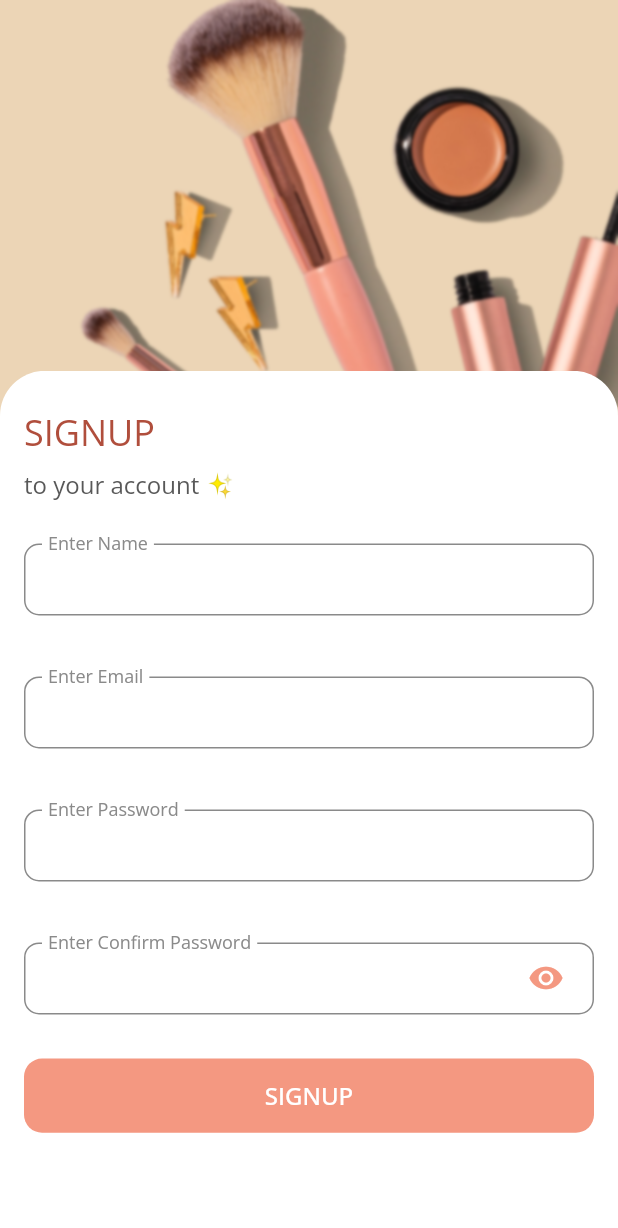
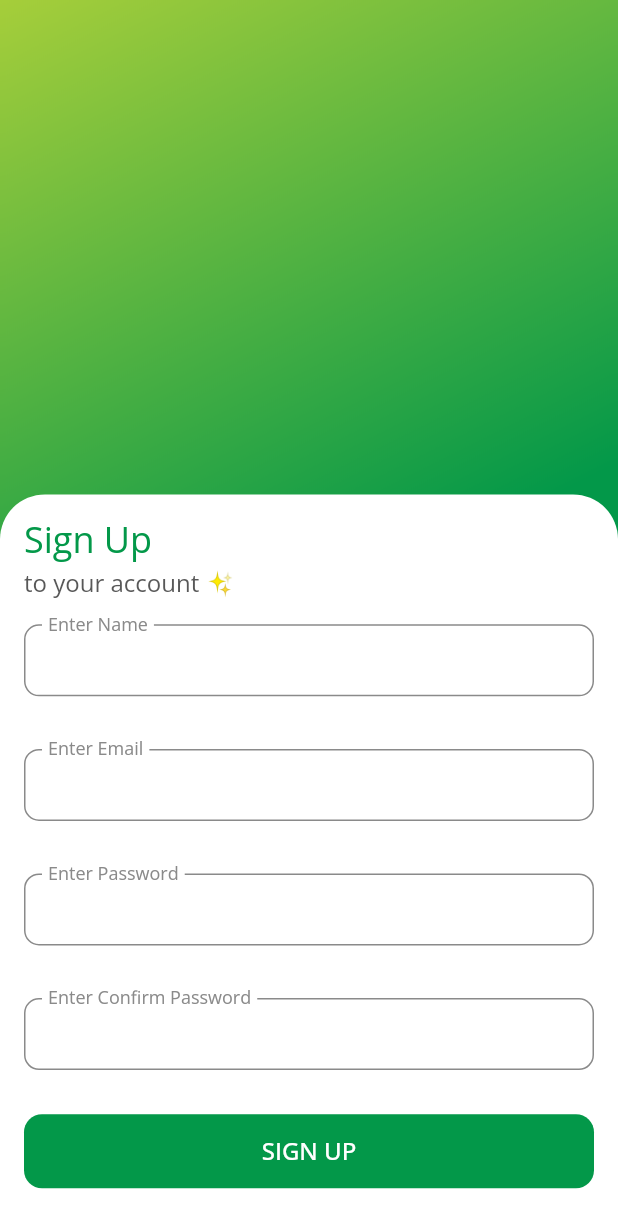
Before and after one commit to MohdAshraf960/prithvi, a Flutter app: the SignUp screen opened by its route, on a phone screen of 412 x 824 dp. Shown: the top 1228 px of the screen. Run offline on Flutter 3.47's test engine with Material 2 defaults, Android fonts, the light colour scheme and no system bars; our stand-ins replace cloud_firestore, firebase_auth, firebase_core, flutter_riverpod, google_fonts, logger and 2 more; accounts and stored records are empty.

Commit message:
login and signup screen complete

```diff
--- a/lib/config/utils/custom_loader.dart
+++ b/lib/config/utils/custom_loader.dart
@@ -11,7 +11,6 @@ class CustomLoader extends StatelessWidget {
       height: 50,
       padding: const EdgeInsets.all(12),
       decoration: BoxDecoration(
-
         borderRadius: BorderRadius.circular(24),
         color: backgroundColor,
       ),
--- a/lib/features/auth/pages/signup_view.dart
+++ b/lib/features/auth/pages/signup_view.dart
@@ -44,16 +44,19 @@ class SignUp extends ConsumerWidget {
       body: Stack(
         children: [
           Container(
-            decoration: const BoxDecoration(
-              color: Colors.white,
-              image: DecorationImage(
-                image: AssetImage(
-                  Assets.backgroundImage,
-                ),
-                fit: BoxFit.cover,
-              ),
-            ),
+            decoration: const BoxDecoration(gradient: primaryGreenGradient),
           ),
+          // Container(
+          //   decoration: const BoxDecoration(
+          //     color: Colors.white,
+          //     image: DecorationImage(
+          //       image: AssetImage(
+          //         Assets.backgroundImage,
+          //       ),
+          //       fit: BoxFit.cover,
+          //     ),
+          //   ),
+          // ),
           Form(
             key: formKey,
             child: Column(
@@ -66,7 +69,7 @@ class SignUp extends ConsumerWidget {
                       : 1,
                 ),
                 Container(
-                  height: size.height * 0.7,
+                  height: size.height * 0.6,
                   child: BackdropFilter(
                     filter: ImageFilter.blur(sigmaX: 1.0, sigmaY: 1.0),
                     child: AnimatedContainer(
@@ -92,7 +95,7 @@ class SignUp extends ConsumerWidget {
                               ),
                               width: size.width,
                               padding: EdgeInsets.only(
-                                top: size.height * 0.029,
+                                top: size.height * 0.016,
                               ),
                               child: Padding(
                                 padding:
@@ -105,14 +108,14 @@ class SignUp extends ConsumerWidget {
                                     //   height: 1.h,
                                     // ),
                                     Text(
-                                      "SIGNUP",
+                                      "Sign Up",
                                       style: TextStyle(
                                           fontWeight: FontWeight.w400,
-                                          color: lableColor,
+                                          color: primaryGreen,
                                           fontSize: 24),
                                     ),
                                     SizedBox(
-                                      height: 1.h,
+                                      height: 0.2.h,
                                     ),
                                     Text(
                                       "to your account ✨",
@@ -122,7 +125,7 @@ class SignUp extends ConsumerWidget {
                                           fontSize: 16),
                                     ),
                                     const SizedBox(
-                                      height: kToolbarHeight * 0.5,
+                                      height: kToolbarHeight * 0.3,
                                     ),
                                     AppFormField(
                                         validator: (value) {
@@ -141,7 +144,7 @@ class SignUp extends ConsumerWidget {
                                         controller: nameController,
                                         fontWeight: FontWeight.w400),
                                     const SizedBox(
-                                      height: kToolbarHeight * 0.7,
+                                      height: kToolbarHeight * 0.6,
                                     ),
 
                                     AppFormField(
@@ -161,7 +164,7 @@ class SignUp extends ConsumerWidget {
                                         controller: emailController,
                                         fontWeight: FontWeight.w400),
                                     const SizedBox(
-                                      height: kToolbarHeight * 0.7,
+                                      height: kToolbarHeight * 0.6,
                                     ),
 
                                     AppFormField(
@@ -181,7 +184,7 @@ class SignUp extends ConsumerWidget {
                                         controller: passwordController,
                                         fontWeight: FontWeight.w400),
                                     const SizedBox(
-                                      height: kToolbarHeight * 0.7,
+                                      height: kToolbarHeight * 0.6,
                                     ),
                                     AppFormField(
                                         validator: (value) {
@@ -199,13 +202,13 @@ class SignUp extends ConsumerWidget {
                                         width: size.width,
                                         labelText: "Enter Confirm Password",
                                         fontSize: 12.sp,
-                                        suffixIcon: const Padding(
-                                          padding: EdgeInsets.only(right: 16),
-                                          child: Icon(
-                                            Icons.remove_red_eye,
-                                            color: backgroundColor,
-                                          ),
-                                        ),
+                                        // suffixIcon: const Padding(
+                                        //   padding: EdgeInsets.only(right: 16),
+                                        //   child: Icon(
+                                        //     Icons.remove_red_eye,
+                                        //     color: backgroundColor,
+                                        //   ),
+                                        // ),
                                         controller: confirmPasswordController,
                                         fontWeight: FontWeight.w400),
 
@@ -221,8 +224,8 @@ class SignUp extends ConsumerWidget {
                                             textfontsize: 16,
                                             height: 6.h,
                                             textColor: whiteColor,
-                                            color: backgroundColor,
-                                            text: "SIGNUP",
+                                            color: primaryGreen,
+                                            text: "SIGN UP",
                                             onTap: () {
                                               debugPrint("login button");
                                               formKey.currentState!.save();
@@ -236,11 +239,11 @@ class SignUp extends ConsumerWidget {
                                           ),
 
                                     const SizedBox(
-                                      height: kToolbarHeight * 0.3,
+                                      height: kToolbarHeight * 1.18,
                                     ),
-                                    const SizedBox(
-                                      height: 55,
-                                    ),
+                                    // const SizedBox(
+                                    //   height: 49.5,
+                                    // ),
                                   ],
                                 ),
                               ),
--- a/lib/features/profile/pages/userprofile_view.dart
+++ b/lib/features/profile/pages/userprofile_view.dart
@@ -79,8 +79,10 @@ class UserProfileScreen extends StatelessWidget {
               color: primaryGreen,
               text: "LOG OUT",
               onTap: () async {
-                Navigator.pushNamedAndRemoveUntil(
-                    context, Login.id, (route) => false);
+                // Navigator.pushNamedAndRemoveUntil(
+                //     context, Login.id, (route) => false);
+
+                Navigator.pushNamed(context, "/login");
               },
               width: double.infinity,
             )
```
Also changed, not shown: lib/features/auth/pages/login_view.dart (+48 -11 lines).
